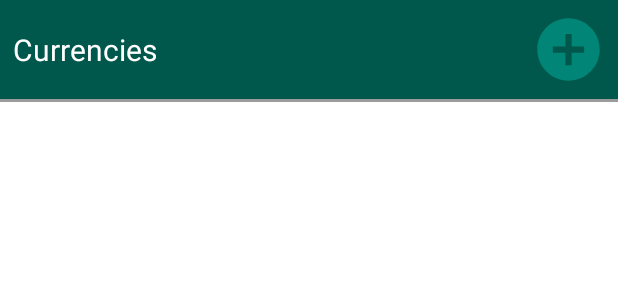
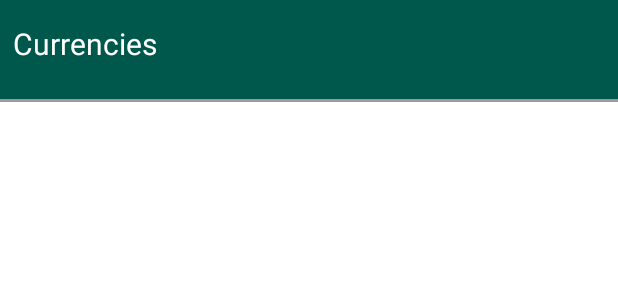
Before and after one commit to T2Aq/Wallet, an Android app: the layout fragment_currencylist.xml on its own in the app's theme, with its tools: preview values and no code run, on a phone screen of 412 x 824 dp. Shown: the top 300 px of the screen. Run offline under Robolectric (Android 15) with nearby library versions, the phone set to English and light mode, and no system bars.

Commit message:
Currency list local database,closed #15

```diff
--- a/app/src/main/java/com/t2aq/wallet/WalletApplication.kt
+++ b/app/src/main/java/com/t2aq/wallet/WalletApplication.kt
@@ -1,6 +1,7 @@
 package com.t2aq.wallet
 
 import android.app.Application
+import com.facebook.stetho.Stetho
 
 class WalletApplication :Application(){
 
@@ -13,5 +14,7 @@ class WalletApplication :Application(){
     override fun onCreate() {
         super.onCreate()
         instance = this
+
+        Stetho.initializeWithDefaults(this)
     }
 }
--- a/app/src/main/java/com/t2aq/wallet/ui/confirmation/ConfirmationActivity.kt
+++ b/app/src/main/java/com/t2aq/wallet/ui/confirmation/ConfirmationActivity.kt
@@ -14,9 +14,9 @@ class ConfirmationActivity: AppCompatActivity() {
     }
 
     private fun firstSetup() {
-        val phoneNumber = intent.extras?.getString(Constants.phoneNumber)
+        val phoneNumber = intent.extras?.getString(Constants.PHONE_NUMBER)
         val bundle =Bundle()
-        bundle.putString(Constants.phoneNumber,phoneNumber)
+        bundle.putString(Constants.PHONE_NUMBER, phoneNumber)
         val fragment = ConfirmationFragment()
         fragment.arguments = bundle
         supportFragmentManager.beginTransaction().add(R.id.constrainlayout_confirmation_container, fragment).commit()
--- a/app/src/main/java/com/t2aq/wallet/ui/confirmation/ConfirmationFragment.kt
+++ b/app/src/main/java/com/t2aq/wallet/ui/confirmation/ConfirmationFragment.kt
@@ -35,7 +35,7 @@ class ConfirmationFragment : Fragment(), ConfirmationContract.View {
 
     override fun firstSetup() {
         presenter = ConfirmationPresenter(this)
-        phoneNumber = arguments!!.getString(Constants.phoneNumber) ?: ""
+        phoneNumber = arguments!!.getString(Constants.PHONE_NUMBER) ?: ""
         Log.v("show", "in confirmation fragment")
     }
 
--- a/app/src/main/java/com/t2aq/wallet/ui/registration/RegistrationFragment.kt
+++ b/app/src/main/java/com/t2aq/wallet/ui/registration/RegistrationFragment.kt
@@ -10,7 +10,6 @@ import androidx.fragment.app.Fragment
 import com.google.android.material.snackbar.Snackbar
 import com.t2aq.wallet.R
 import com.t2aq.wallet.ui.confirmation.ConfirmationActivity
-import com.t2aq.wallet.ui.confirmation.ConfirmationFragment
 import com.t2aq.wallet.utils.Constants
 import com.t2aq.wallet.utils.LoginUtils
 import com.t2aq.wallet.utils.NetworkUtils
@@ -72,7 +71,7 @@ class RegistrationFragment : Fragment(), RegistrationContract.View {
     override fun showConfirmationPage(phoneNumber: String) {
         Handler().postDelayed({
                                   val intent = Intent(context, ConfirmationActivity::class.java)
-                                  intent.putExtra(Constants.phoneNumber, phoneNumber)
+                                  intent.putExtra(Constants.PHONE_NUMBER, phoneNumber)
                                   startActivity(intent)
                                   activity?.finish()
                               }, 2500)
--- a/app/src/main/res/layout/fragment_currencylist.xml
+++ b/app/src/main/res/layout/fragment_currencylist.xml
@@ -10,9 +10,11 @@
     android:layout_width="match_parent"
     android:layout_height="wrap_content"
     android:orientation="horizontal"
-    android:background="@color/colorPrimaryDark">
+    android:background="@color/colorPrimaryDark"
+    android:clickable="true"
+    android:focusable="true">
     <TextView
-      android:id="@+id/textView"
+      android:id="@+id/textview_currencylist_curencies"
       style="@style/FontHeader"
       android:layout_width="wrap_content"
       android:layout_height="match_parent"
@@ -22,22 +24,25 @@
       android:text="@string/currencylist_currencies"
       app:layout_constraintBottom_toBottomOf="parent"
       app:layout_constraintStart_toStartOf="parent"
-      app:layout_constraintTop_toTopOf="@+id/imageButton"/>
+      app:layout_constraintTop_toTopOf="@+id/imagebutton_currencylist_addall"/>
 
 
     <ImageButton
-      android:id="@+id/imageButton"
+      android:id="@+id/imagebutton_currencylist_addall"
       android:layout_width="wrap_content"
-      android:layout_height="wrap_content"
-      android:layout_marginTop="8dp"
-      android:layout_marginBottom="8dp"
-      android:layout_marginEnd="8dp"
+      android:layout_height="match_parent"
+      android:paddingTop="8dp"
+      android:paddingBottom="8dp"
+      android:paddingEnd="8dp"
       android:background="@null"
       android:foregroundGravity="center"
+      android:clickable="true"
+      android:focusable="true"
       android:src="@drawable/icon_addcircle_cyan_50dp"
       app:layout_constraintBottom_toBottomOf="parent"
       app:layout_constraintEnd_toEndOf="parent"
-      app:layout_constraintTop_toTopOf="parent"/>
+      app:layout_constraintTop_toTopOf="parent"
+      android:visibility="invisible"/>
 
   </androidx.constraintlayout.widget.ConstraintLayout>
 
--- a/app/src/main/res/layout/item_currencylist.xml
+++ b/app/src/main/res/layout/item_currencylist.xml
@@ -44,12 +44,15 @@
     app:layout_constraintTop_toBottomOf="@+id/textView_currencylist_name"
     tools:text="code"/>
   <ImageButton
+    android:id="@+id/imagebutton_currencylist_add"
     android:layout_width="wrap_content"
     android:layout_height="wrap_content"
     android:layout_marginTop="8dp"
     android:layout_marginBottom="8dp"
     android:layout_marginEnd="8dp"
     android:background="@null"
+    android:clickable="true"
+    android:focusable="true"
     android:foregroundGravity="center"
     android:src="@drawable/icon_addcircle_cyan_50dp"
     app:layout_constraintBottom_toBottomOf="parent"
--- a/app/src/main/res/values/strings.xml
+++ b/app/src/main/res/values/strings.xml
@@ -22,4 +22,6 @@
   <string name="navigationdrawer_wallets">Wallets</string>
   <string name="navigationdrawer_signout">Sign out</string>
   <string name="currencylist_currencies">Currencies</string>
+  <string name="currencylist_itemadded">item added</string>
+  <string name="currencylist_itemsadded">items added</string>
 </resources>
--- a/build.gradle
+++ b/build.gradle
@@ -1,7 +1,7 @@
 // Top-level build file where you can add configuration options common to all sub-projects/modules.
 
 buildscript {
-    ext.kotlin_version = '1.3.31'
+    ext.kotlin_version = '1.3.40'
     repositories {
         google()
         jcenter()
@@ -23,6 +23,10 @@ allprojects {
     }
 }
 
+ext {
+    roomVersion = '2.1.0-alpha06'
+}
+
 task clean(type: Delete) {
     delete rootProject.buildDir
 }
```
Also changed, not shown: app/build.gradle (+9 -7 lines), app/src/main/java/com/t2aq/wallet/data/DbConstants.kt (added, +14 -0 lines), app/src/main/java/com/t2aq/wallet/data/WalletRoomDatabase.kt (added, +37 -0 lines), app/src/main/java/com/t2aq/wallet/data/dao/CurrencyDao.kt (added, +18 -0 lines), app/src/main/java/com/t2aq/wallet/data/model/CurrencyModel.kt (+11 -3 lines), app/src/main/java/com/t2aq/wallet/ui/currencylist/CurrencyListAdapter.kt (+18 -8 lines), app/src/main/java/com/t2aq/wallet/ui/currencylist/CurrencyListContract.kt (+6 -1 lines), app/src/main/java/com/t2aq/wallet/ui/currencylist/CurrencyListFragment.kt (+9 -2 lines), app/src/main/java/com/t2aq/wallet/ui/currencylist/CurrencyListPresenter.kt (+50 -2 lines), app/src/main/java/com/t2aq/wallet/ui/main/MainFragment.kt (+7 -7 lines), app/src/main/java/com/t2aq/wallet/utils/Constants.kt (+5 -5 lines), app/src/main/java/com/t2aq/wallet/utils/LoginUtils.kt (+6 -6 lines), 1082 other files.
